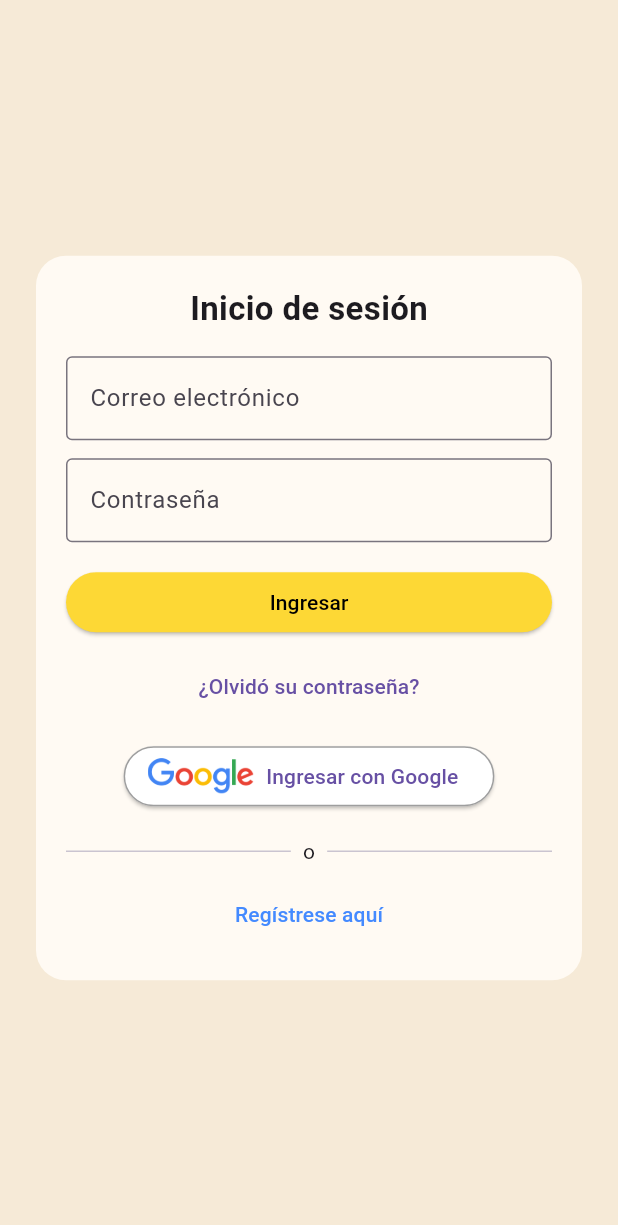
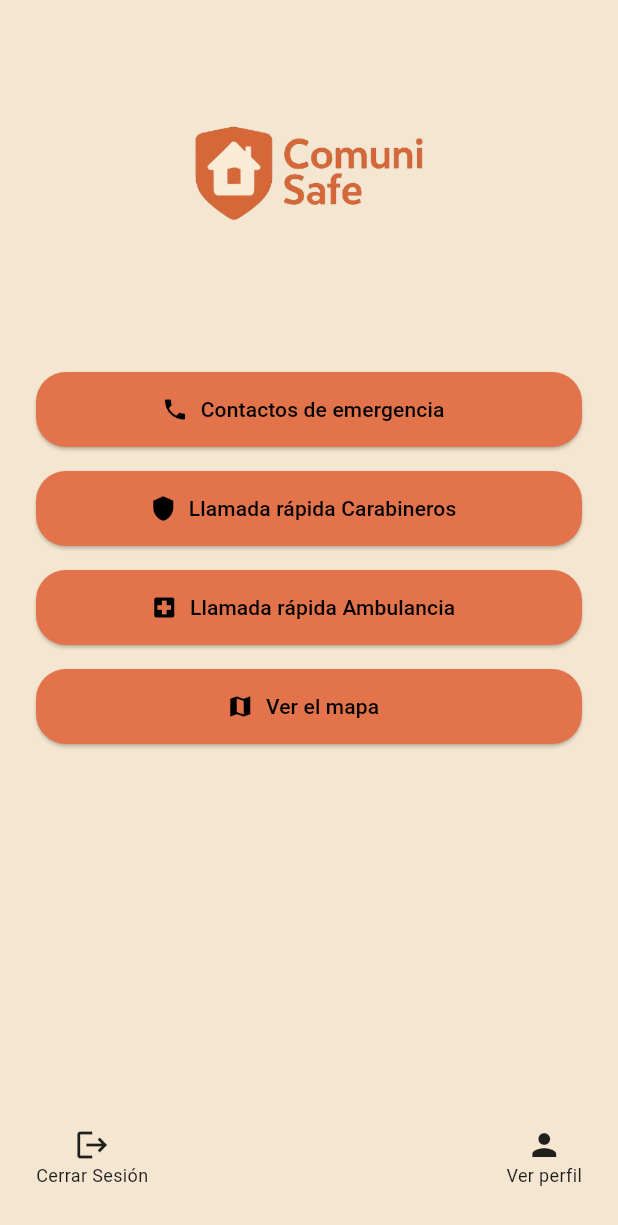
Before and after one commit to Eduardok01/ComuniSafe, a Flutter app: the screen it shows after launch, after a tap on "Ingresar", on a phone screen of 412 x 824 dp. Shown: the top 1225 px of the screen. Run offline on Flutter 3.47's test engine with Material 3 defaults, Android fonts, the phone set to English and light mode, and no system bars.

Commit message:
Index view

```diff
--- a/comuni_safe_front/lib/main.dart
+++ b/comuni_safe_front/lib/main.dart
@@ -1,5 +1,5 @@
 import 'package:flutter/material.dart';
-import 'package:comuni_safe_front/routes/app_routes.dart';
+import 'routes/app_routes.dart';
 
 void main() {
   runApp(const MyApp());
--- a/comuni_safe_front/lib/routes/app_routes.dart
+++ b/comuni_safe_front/lib/routes/app_routes.dart
@@ -1,8 +1,10 @@
 import 'package:flutter/material.dart';
 import 'package:comuni_safe_front/views/login/login_view.dart';
 import 'package:comuni_safe_front/views/register/register_view.dart';
+import 'package:comuni_safe_front/views/home/home_view.dart';
 
 final Map<String, WidgetBuilder> appRoutes = {
   'login': (BuildContext context) => const LoginView(),
   'register': (BuildContext context) => const RegisterView(),
+  'home': (context) => const HomeView(),
 };
--- a/comuni_safe_front/lib/views/home/home_view.dart
+++ b/comuni_safe_front/lib/views/home/home_view.dart
@@ -0,0 +1,66 @@
+import 'package:flutter/material.dart';
+
+class HomeView extends StatelessWidget {
+  const HomeView({super.key});
+
+  @override
+  Widget build(BuildContext context) {
+    return Scaffold(
+      backgroundColor: const Color(0xFFF4E6D0),
+      body: Padding(
+        padding: const EdgeInsets.symmetric(horizontal: 24, vertical: 16),
+        child: Column(
+          children: [
+            Image.asset('assets/logo.png', height: 200),
+            const SizedBox(height: 24),
+            _buildButton(Icons.phone, 'Contactos de emergencia'),
+            _buildButton(Icons.shield, 'Llamada rápida Carabineros'),
+            _buildButton(Icons.local_hospital, 'Llamada rápida Ambulancia'),
+            _buildButton(Icons.map, 'Ver el mapa'),
+            const Spacer(),
+            Row(
+              mainAxisAlignment: MainAxisAlignment.spaceBetween,
+              children: [
+                GestureDetector(
+                  onTap: () {
+                    Navigator.pushNamedAndRemoveUntil(context, 'login', (route) => false);
+                  },
+                  child: const Column(
+                    children: [
+                      Icon(Icons.logout),
+                      Text('Cerrar Sesión', style: TextStyle(fontSize: 12)),
+                    ],
+                  ),
+                ),
+                Column(
+                  children: [
+                    Icon(Icons.person),
+                    Text('Ver perfil', style: TextStyle(fontSize: 12)),
+                  ],
+                ),
+              ],
+            ),
+            const SizedBox(height: 16),
+          ],
+        ),
+      ),
+    );
+  }
+
+  Widget _buildButton(IconData icon, String label) {
+    return Padding(
+      padding: const EdgeInsets.symmetric(vertical: 8),
+      child: ElevatedButton.icon(
+        style: ElevatedButton.styleFrom(
+          backgroundColor: const Color(0xFFE2734B),
+          foregroundColor: Colors.white,
+          minimumSize: const Size.fromHeight(50),
+          shape: RoundedRectangleBorder(borderRadius: BorderRadius.circular(20)),
+        ),
+        onPressed: () {},
+        icon: Icon(icon, color: Colors.black),
+        label: Text(label, style: const TextStyle(color: Colors.black)),
+      ),
+    );
+  }
+}
--- a/comuni_safe_front/lib/views/login/login_form.dart
+++ b/comuni_safe_front/lib/views/login/login_form.dart
@@ -36,7 +36,9 @@ class LoginForm extends StatelessWidget {
                 borderRadius: BorderRadius.circular(20),
               ),
             ),
-            onPressed: () {},
+            onPressed: () {
+              Navigator.pushReplacementNamed(context, 'home');
+            },
             child: const Text('Ingresar', style: TextStyle(color: Colors.black)),
           ),
         ),
--- a/comuni_safe_front/pubspec.yaml
+++ b/comuni_safe_front/pubspec.yaml
@@ -59,6 +59,7 @@ flutter:
 
   assets:
     - assets/google_logo.png
+    - assets/logo.png
 
   # To add assets to your application, add an assets section, like this:
   # assets:
```
Also changed, not shown: comuni_safe_front/assets/logo.png (added).
